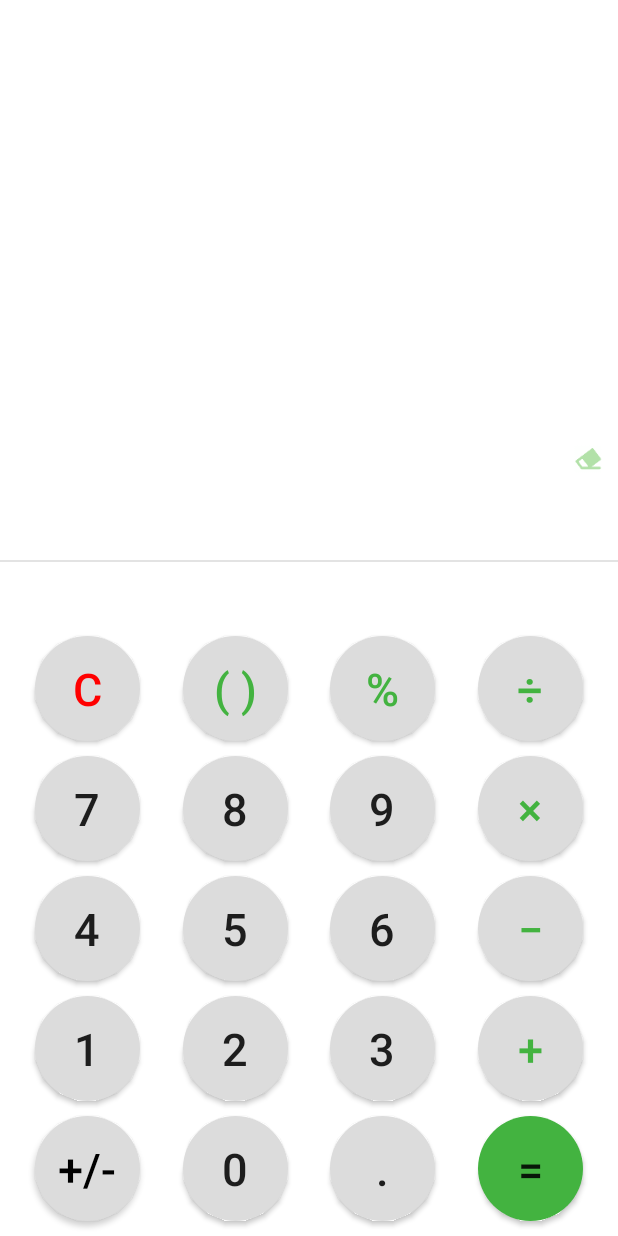
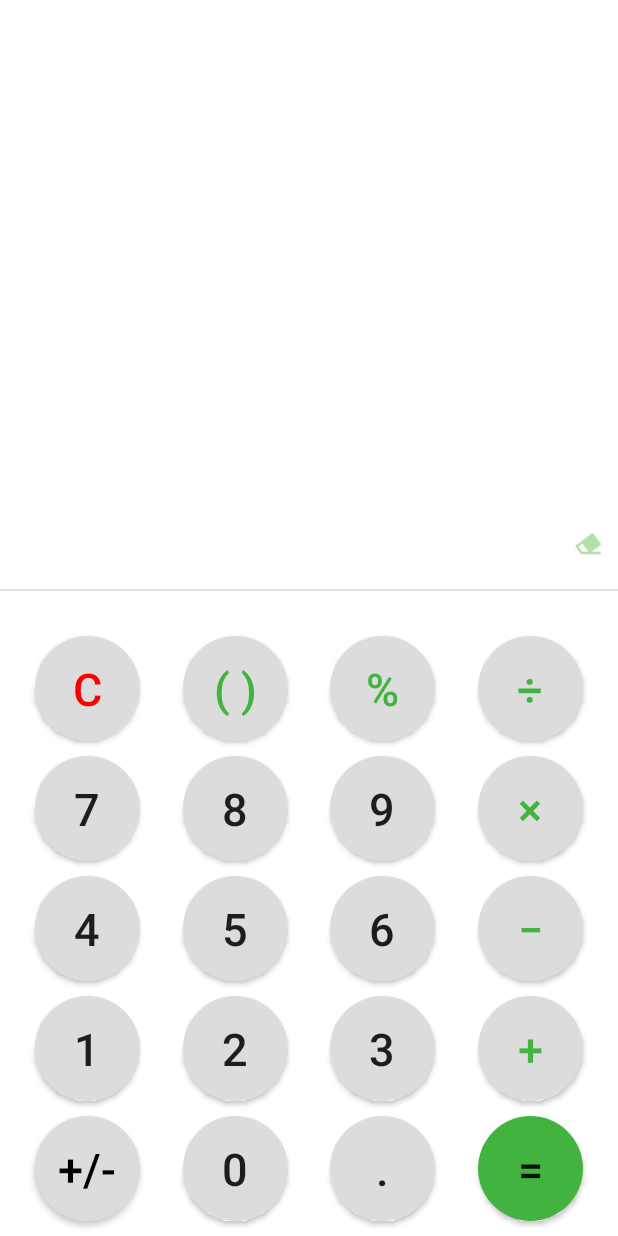
Before and after one commit to jubalee6/newcalculator-android, an Android app: the screen it shows after launch (MainActivity), on a phone screen of 412 x 824 dp. Run offline under Robolectric (Android 15) with nearby library versions, the phone set to English and light mode, and no system bars; our stand-ins replace Timber.

Commit message:
Update activity_main.xml

```diff
--- a/app/src/main/res/layout/activity_main.xml
+++ b/app/src/main/res/layout/activity_main.xml
@@ -7,16 +7,7 @@
     android:layout_height="match_parent"
     tools:context=".MainActivity"
     >
-    <androidx.constraintlayout.widget.ConstraintLayout
-        android:id="@+id/constraint_top"
-        android:layout_width="0dp"
-        android:layout_height="0dp"
-        app:layout_constraintBottom_toTopOf="@+id/constraint"
-        app:layout_constraintVertical_weight="1"
-        app:layout_constraintEnd_toEndOf="parent"
-        app:layout_constraintStart_toStartOf="parent"
-        app:layout_constraintTop_toTopOf="parent"
-        >
+
         <androidx.appcompat.widget.AppCompatEditText
             android:id="@+id/number_edittext"
             android:layout_width="match_parent"
@@ -43,28 +34,18 @@
             android:background="@drawable/ic_cancel_button"
             app:layout_constraintBottom_toTopOf="@+id/imageLine1"
             app:layout_constraintEnd_toEndOf="parent"
-            app:layout_constraintTop_toBottomOf="@+id/number_edittext"
             />
 
         <androidx.appcompat.widget.AppCompatImageView
             android:id="@+id/imageLine1"
             style="@style/lineHorizentalStyle"
-            app:layout_constraintBottom_toBottomOf="parent"
+            android:layout_marginBottom="30dp"
+            app:layout_constraintBottom_toTopOf="@+id/button_cancel"
             app:layout_constraintStart_toStartOf="parent"
-            app:layout_constraintTop_toBottomOf="@+id/erase_image"
             />
-    </androidx.constraintlayout.widget.ConstraintLayout>
 
-    <androidx.constraintlayout.widget.ConstraintLayout
-        android:id="@+id/constraint"
-        android:layout_width="0dp"
-        android:layout_height="0dp"
-        app:layout_constraintVertical_weight="1"
-        app:layout_constraintBottom_toBottomOf="parent"
-        app:layout_constraintEnd_toEndOf="parent"
-        app:layout_constraintStart_toStartOf="parent"
-        app:layout_constraintTop_toBottomOf="@+id/constraint_top"
-        >
+
+
 
         <androidx.appcompat.widget.AppCompatButton
             android:id="@+id/button_cancel"
@@ -353,7 +334,7 @@
             app:layout_constraintEnd_toEndOf="parent"
             app:layout_constraintStart_toEndOf="@+id/button_dot"
             />
-    </androidx.constraintlayout.widget.ConstraintLayout>
+
 
 
 </androidx.constraintlayout.widget.ConstraintLayout>
```
